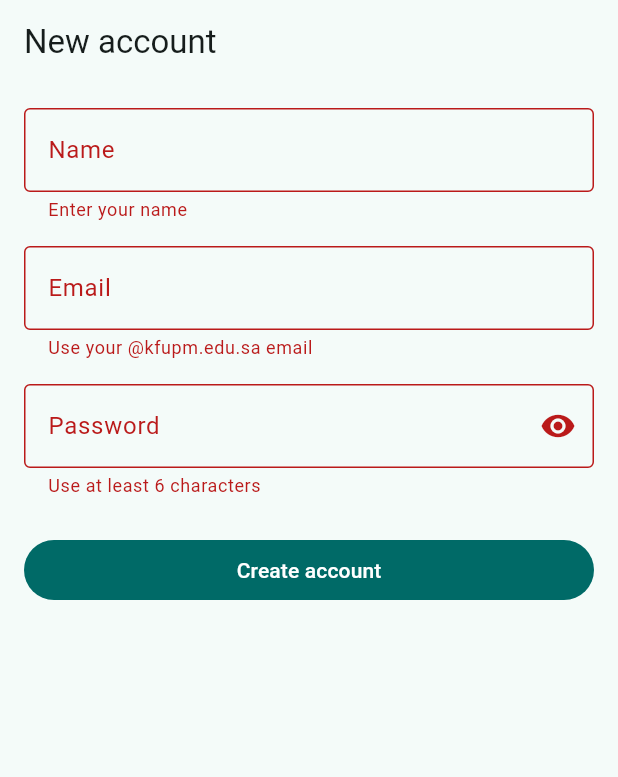
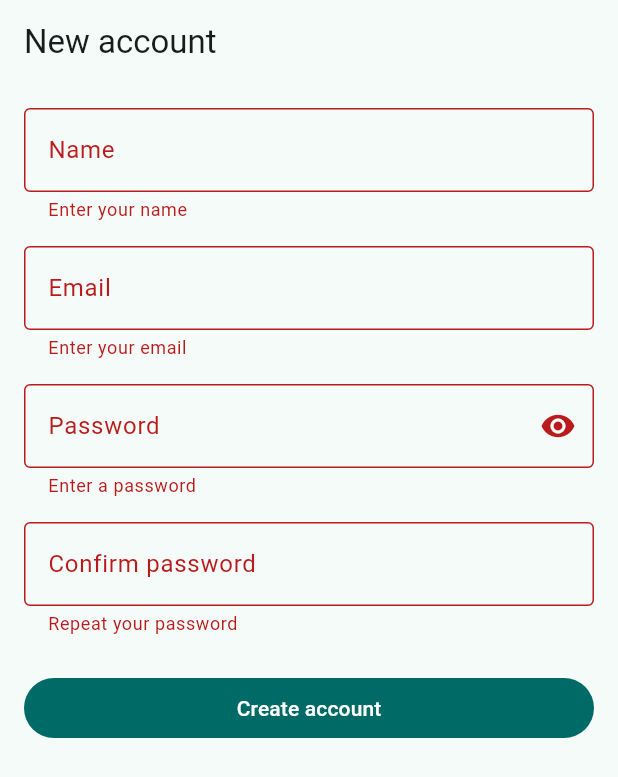
Before and after one commit to TurkiAlslamah/swe463, a Flutter app: the SignUpScreen screen opened by its route, after a tap on "Create account", on a phone screen of 412 x 824 dp. Shown: the top 777 px of the screen. Run offline on Flutter 3.47's test engine with Material 3 defaults, Android fonts, the phone set to English and light mode, and no system bars; our stand-ins replace go_router, image_picker, shared_preferences, supabase_flutter; accounts and stored records are empty.

Commit message:
Add confirm password to sign up

```diff
--- a/lib/screens/sign_up_screen.dart
+++ b/lib/screens/sign_up_screen.dart
@@ -2,8 +2,9 @@ import 'package:flutter/material.dart';
 import 'package:provider/provider.dart';
 
 import '../providers/auth_provider.dart';
+import '../utils/validators.dart';
 
-/// Frame 02 - Sign Up.
+/// Frame 02 - Sign Up with name, KFUPM email and password.
 class SignUpScreen extends StatefulWidget {
   const SignUpScreen({super.key});
 
@@ -16,21 +17,38 @@ class _SignUpScreenState extends State<SignUpScreen> {
   final _name = TextEditingController();
   final _email = TextEditingController();
   final _password = TextEditingController();
+  final _confirm = TextEditingController();
   bool _obscure = true;
+  bool _loading = false;
+  bool _submitted = false;
 
   @override
   void dispose() {
     _name.dispose();
     _email.dispose();
     _password.dispose();
+    _confirm.dispose();
     super.dispose();
   }
 
   Future<void> _submit() async {
+    FocusScope.of(context).unfocus();
+    setState(() => _submitted = true);
     if (!_formKey.currentState!.validate()) return;
-    await context
-        .read<AuthProvider>()
-        .signUp(_name.text, _email.text, _password.text);
+
+    setState(() => _loading = true);
+    final auth = context.read<AuthProvider>();
+    final messenger = ScaffoldMessenger.of(context);
+    try {
+      await auth.signUp(_name.text, _email.text, _password.text);
+      // The router opens Home by itself once the account is created.
+    } catch (e) {
+      messenger
+        ..hideCurrentSnackBar()
+        ..showSnackBar(SnackBar(content: Text(e.toString())));
+    } finally {
+      if (mounted) setState(() => _loading = false);
+    }
   }
 
   @override
@@ -39,46 +57,74 @@ class _SignUpScreenState extends State<SignUpScreen> {
       appBar: AppBar(title: const Text('New account')),
       body: Form(
         key: _formKey,
+        autovalidateMode: _submitted
+            ? AutovalidateMode.onUserInteraction
+            : AutovalidateMode.disabled,
         child: ListView(
           padding: const EdgeInsets.all(16),
           children: [
             TextFormField(
               controller: _name,
+              textCapitalization: TextCapitalization.words,
+              textInputAction: TextInputAction.next,
+              autofillHints: const [AutofillHints.name],
               decoration: const InputDecoration(
                   labelText: 'Name', border: OutlineInputBorder()),
-              validator: (v) =>
-                  (v == null || v.trim().isEmpty) ? 'Enter your name' : null,
+              validator: Validators.name,
             ),
             const SizedBox(height: 16),
             TextFormField(
               controller: _email,
               keyboardType: TextInputType.emailAddress,
+              textInputAction: TextInputAction.next,
+              autofillHints: const [AutofillHints.email],
               decoration: const InputDecoration(
-                  labelText: 'Email', border: OutlineInputBorder()),
-              validator: (v) => AuthProvider.isKfupmEmail(v ?? '')
-                  ? null
-                  : 'Use your @kfupm.edu.sa email',
+                labelText: 'Email',
+                hintText: 'name@kfupm.edu.sa',
+                border: OutlineInputBorder(),
+              ),
+              validator: Validators.kfupmEmail,
             ),
             const SizedBox(height: 16),
             TextFormField(
               controller: _password,
               obscureText: _obscure,
+              textInputAction: TextInputAction.next,
+              autofillHints: const [AutofillHints.newPassword],
               decoration: InputDecoration(
                 labelText: 'Password',
+                helperText: 'At least 6 characters',
                 border: const OutlineInputBorder(),
                 suffixIcon: IconButton(
-                  icon: Icon(
-                      _obscure ? Icons.visibility : Icons.visibility_off),
+                  tooltip: _obscure ? 'Show password' : 'Hide password',
+                  icon:
+                      Icon(_obscure ? Icons.visibility : Icons.visibility_off),
                   onPressed: () => setState(() => _obscure = !_obscure),
                 ),
               ),
-              validator: (v) => (v == null || v.length < 6)
-                  ? 'Use at least 6 characters'
-                  : null,
+              validator: Validators.newPassword,
+            ),
+            const SizedBox(height: 16),
+            TextFormField(
+              controller: _confirm,
+              obscureText: _obscure,
+              textInputAction: TextInputAction.done,
+              onFieldSubmitted: (_) => _loading ? null : _submit(),
+              decoration: const InputDecoration(
+                  labelText: 'Confirm password', border: OutlineInputBorder()),
+              validator: (v) => Validators.confirmPassword(v, _password.text),
             ),
             const SizedBox(height: 24),
             FilledButton(
-                onPressed: _submit, child: const Text('Create account')),
+              onPressed: _loading ? null : _submit,
+              child: _loading
+                  ? const SizedBox(
+                      width: 20,
+                      height: 20,
+                      child: CircularProgressIndicator(strokeWidth: 2),
+                    )
+                  : const Text('Create account'),
+            ),
           ],
         ),
       ),
```
